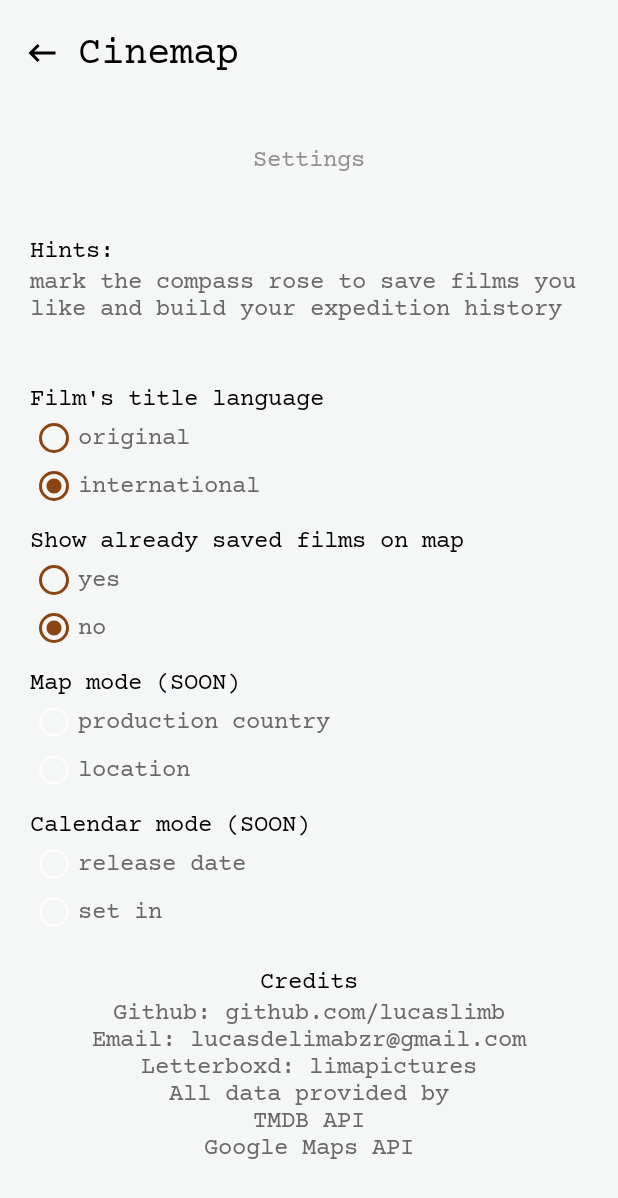
After one commit to lucaslimb/cinemap, an Android app built with Jetpack Compose: the ConfigActivity screen opened directly, with no data from a screen before it, on a phone screen of 412 x 824 dp. The commit adds this screen. Shown: the top 1198 px of the screen. Run offline under Robolectric (Android 15) with nearby library versions, the phone set to English and light mode, and no system bars.

Commit message:
config layout

```diff
--- a/app/src/main/AndroidManifest.xml
+++ b/app/src/main/AndroidManifest.xml
@@ -33,6 +33,7 @@
             </intent-filter>
         </activity>
         <activity android:name=".HistoryActivity" />
+        <activity android:name=".ConfigActivity" />
     </application>
 
 </manifest>
--- /dev/null
+++ b/app/src/main/java/lucaslimb/com/github/cinemap/ConfigActivity.kt
@@ -0,0 +1,20 @@
+package lucaslimb.com.github.cinemap
+
+import android.content.Intent
+import android.os.Bundle
+import android.widget.ImageButton
+import androidx.appcompat.app.AppCompatActivity
+
+class ConfigActivity : AppCompatActivity() {
+    override fun onCreate(savedInstanceState: Bundle?) {
+        super.onCreate(savedInstanceState)
+        setContentView(R.layout.activity_config)
+
+        val btnBack: ImageButton = findViewById(R.id.toolbar_config_btn_back)
+        btnBack.setOnClickListener {
+            val intent = Intent(this, HistoryActivity::class.java)
+            startActivity(intent)
+        }
+
+    }
+}
--- a/app/src/main/java/lucaslimb/com/github/cinemap/HistoryActivity.kt
+++ b/app/src/main/java/lucaslimb/com/github/cinemap/HistoryActivity.kt
@@ -38,6 +38,11 @@ class HistoryActivity : AppCompatActivity() {
         val btnBack: ImageButton = findViewById(R.id.toolbar_history_btn_back)
         btnBack.setOnClickListener {
             val intent = Intent(this, MainActivity::class.java)
+            startActivity(intent)
+        }
+        val btnConfig: ImageButton = findViewById(R.id.toolbar_history_btn_settings)
+        btnConfig.setOnClickListener {
+            val intent = Intent(this, ConfigActivity::class.java)
             startActivity(intent)
         }
 
--- /dev/null
+++ b/app/src/main/res/layout/activity_config.xml
@@ -0,0 +1,249 @@
+<?xml version="1.0" encoding="utf-8"?>
+<LinearLayout xmlns:android="http://schemas.android.com/apk/res/android"
+    android:layout_width="match_parent"
+    android:layout_height="match_parent"
+    android:background="@color/background"
+    android:orientation="vertical">
+
+    <include
+        android:id="@+id/toolbar_config_include"
+        layout="@layout/component_toolbar_config"
+        android:layout_width="match_parent"
+        android:layout_height="70dp"
+        android:layout_weight="0" />
+
+    <ScrollView
+        android:layout_width="match_parent"
+        android:layout_height="0dp"
+        android:layout_weight="1"
+        android:fillViewport="true">
+
+        <LinearLayout
+            android:layout_width="match_parent"
+            android:layout_height="wrap_content"
+            android:orientation="vertical"
+            android:paddingBottom="20dp">
+
+        <TextView
+        android:layout_width="match_parent"
+        android:layout_height="wrap_content"
+        android:text="@string/tv_config_title"
+        android:textColor="@color/slider_grey"
+        android:gravity="center_horizontal"
+        android:fontFamily="@font/courierprime_regular"
+        android:textSize="16sp"
+        android:layout_marginTop="26dp"
+        />
+
+    <TextView
+        android:id="@+id/tv_hints_title"
+        android:layout_width="match_parent"
+        android:layout_height="wrap_content"
+        android:text="@string/hints"
+        android:textColor="@color/black"
+        android:fontFamily="@font/courierprime_regular"
+        android:textSize="16sp"
+        android:layout_marginTop="40dp"
+        android:layout_marginStart="20dp"
+        />
+
+    <TextView
+        android:id="@+id/tv_hints"
+        android:layout_width="match_parent"
+        android:layout_height="wrap_content"
+        android:text="@string/hints_text"
+        android:textColor="@color/font_grey"
+        android:fontFamily="@font/courierprime_regular"
+        android:textSize="16sp"
+        android:layout_marginStart="20dp"
+        android:layout_marginEnd="20dp"
+        />
+
+    <TextView
+        android:id="@+id/tv_btn_lang_title"
+        android:layout_width="match_parent"
+        android:layout_height="wrap_content"
+        android:text="@string/tv_btn_lang_title"
+        android:textColor="@color/black"
+        android:fontFamily="@font/courierprime_regular"
+        android:textSize="16sp"
+        android:layout_marginTop="40dp"
+        android:layout_marginStart="20dp"
+        />
+
+            <RadioGroup
+                android:id="@+id/rg_lang_group"
+                android:layout_width="wrap_content"
+                android:layout_height="wrap_content"
+                android:orientation="vertical"
+                android:layout_marginStart="20dp">
+                <RadioButton
+                    android:id="@+id/cb_config_lang_original"
+                    android:layout_width="wrap_content"
+                    android:layout_height="wrap_content"
+                    android:text="@string/cb_config_lang_original"
+                    android:textColor="@color/font_grey"
+                    android:textSize="16sp"
+                    android:fontFamily="@font/courierprime_regular"
+                    android:checked="false"
+                    android:buttonTint="@color/marker_brown"
+                    />
+                <RadioButton
+                    android:id="@+id/cb_config_lang_inter"
+                    android:layout_width="wrap_content"
+                    android:layout_height="wrap_content"
+                    android:text="@string/cb_config_lang_inter"
+                    android:textColor="@color/font_grey"
+                    android:textSize="16sp"
+                    android:fontFamily="@font/courierprime_regular"
+                    android:checked="true"
+                    android:buttonTint="@color/marker_brown"/>
+            </RadioGroup>
+
+            <TextView
+                android:id="@+id/tv_btn_saved_title"
+                android:layout_width="match_parent"
+                android:layout_height="wrap_content"
+                android:text="@string/tv_btn_saved_title"
+                android:textColor="@color/black"
+                android:fontFamily="@font/courierprime_regular"
+                android:textSize="16sp"
+                android:layout_marginTop="10dp"
+                android:layout_marginStart="20dp"
+                />
+
+            <RadioGroup
+                android:id="@+id/rg_saved_group"
+                android:layout_width="wrap_content"
+                android:layout_height="wrap_content"
+                android:orientation="vertical"
+                android:layout_marginStart="20dp">
+                <RadioButton
+                    android:id="@+id/cb_config_saved_yes"
+                    android:layout_width="wrap_content"
+                    android:layout_height="wrap_content"
+                    android:text="@string/yes"
+                    android:textColor="@color/font_grey"
+                    android:textSize="16sp"
+                    android:fontFamily="@font/courierprime_regular"
+                    android:checked="false"
+                    android:buttonTint="@color/marker_brown"
+                    />
+                <RadioButton
+                    android:id="@+id/cb_config_saved_no"
+                    android:layout_width="wrap_content"
+                    android:layout_height="wrap_content"
+                    android:text="@string/no"
+                    android:textColor="@color/font_grey"
+                    android:textSize="16sp"
+                    android:fontFamily="@font/courierprime_regular"
+                    android:checked="true"
+                    android:buttonTint="@color/marker_brown"/>
+            </RadioGroup>
+
+            <TextView
+                android:id="@+id/tv_btn_mode_title"
+                android:layout_width="match_parent"
+                android:layout_height="wrap_content"
+                android:text="@string/tv_btn_mode_title"
+                android:textColor="@color/black"
+                android:fontFamily="@font/courierprime_regular"
+                android:textSize="16sp"
+                android:layout_marginTop="10dp"
+                android:layout_marginStart="20dp"
+                />
+
+            <RadioGroup
+                android:id="@+id/rg_mode_group"
+                android:layout_width="wrap_content"
+                android:layout_height="wrap_content"
+                android:orientation="vertical"
+                android:layout_marginStart="20dp">
+                <RadioButton
+                    android:id="@+id/cb_config_mode_prod"
+                    android:layout_width="wrap_content"
+                    android:layout_height="wrap_content"
+                    android:text="@string/cb_config_mode_prod"
+                    android:textColor="@color/font_grey"
+                    android:textSize="16sp"
+                    android:fontFamily="@font/courierprime_regular"
+                    android:clickable="false"
+                    />
+                <RadioButton
+                    android:id="@+id/cb_config_mode_location"
+                    android:layout_width="wrap_content"
+                    android:layout_height="wrap_content"
+                    android:text="@string/cb_config_mode_location"
+                    android:textColor="@color/font_grey"
+                    android:textSize="16sp"
+                    android:fontFamily="@font/courierprime_regular"
+                    android:clickable="false"/>
+            </RadioGroup>
+
+            <TextView
+                android:id="@+id/tv_btn_year_title"
+                android:layout_width="match_parent"
+                android:layout_height="wrap_content"
+                android:text="@string/tv_btn_year_title"
+                android:textColor="@color/black"
+                android:fontFamily="@font/courierprime_regular"
+                android:textSize="16sp"
+                android:layout_marginTop="10dp"
+                android:layout_marginStart="20dp"
+                />
+
+            <RadioGroup
+                android:id="@+id/rg_year_group"
+                android:layout_width="wrap_content"
+                android:layout_height="wrap_content"
+                android:orientation="vertical"
+                android:layout_marginStart="20dp">
+                <RadioButton
+                    android:id="@+id/cb_config_year_release"
+                    android:layout_width="wrap_content"
+                    android:layout_height="wrap_content"
+                    android:text="@string/cb_config_year_release"
+                    android:textColor="@color/font_grey"
+                    android:textSize="16sp"
+                    android:fontFamily="@font/courierprime_regular"
+                    android:clickable="false"
+                    />
+                <RadioButton
+                    android:id="@+id/cb_config_year_setin"
+                    android:layout_width="wrap_content"
+                    android:layout_height="wrap_content"
+                    android:text="@string/cb_config_year_setin"
+                    android:textColor="@color/font_grey"
+                    android:textSize="16sp"
+                    android:fontFamily="@font/courierprime_regular"
+                    android:clickable="false"/>
+            </RadioGroup>
+
+    <TextView
+        android:id="@+id/tv_credits_title"
+        android:layout_width="match_parent"
+        android:layout_height="wrap_content"
+        android:text="@string/credits"
+        android:textColor="@color/black"
+        android:fontFamily="@font/courierprime_regular"
+        android:textSize="16sp"
+        android:gravity="center"
+        android:layout_marginTop="20dp"
+        />
+
+    <TextView
+        android:id="@+id/tv_credits"
+        android:layout_width="match_parent"
+        android:layout_height="wrap_content"
+        android:text="@string/credits_text"
+        android:textColor="@color/font_grey"
+        android:fontFamily="@font/courierprime_regular"
+        android:textSize="16sp"
+        android:gravity="center"
+        />
+
+        </LinearLayout>
+    </ScrollView>
+
+
+</LinearLayout>
--- /dev/null
+++ b/app/src/main/res/layout/component_toolbar_config.xml
@@ -0,0 +1,48 @@
+<?xml version="1.0" encoding="utf-8"?>
+<LinearLayout xmlns:android="http://schemas.android.com/apk/res/android"
+    xmlns:app="http://schemas.android.com/apk/res-auto"
+    android:layout_width="match_parent"
+    android:layout_height="wrap_content"
+    android:orientation="horizontal">
+
+    <androidx.appcompat.widget.Toolbar
+        android:id="@+id/toolbar_config"
+        android:layout_width="match_parent"
+        android:layout_height="70dp"
+        android:background="@color/background"
+        android:theme="@style/ThemeOverlay.AppCompat.ActionBar"
+        app:popupTheme="@style/ThemeOverlay.AppCompat.Light">
+
+        <androidx.constraintlayout.widget.ConstraintLayout
+            android:layout_width="match_parent"
+            android:layout_height="wrap_content">
+
+            <ImageButton
+                android:id="@+id/toolbar_config_btn_back"
+                android:background="@drawable/baseline_keyboard_backspace_24"
+                android:layout_width="24dp"
+                android:layout_height="24dp"
+                android:contentDescription="@string/ib_back"
+                android:textSize="30sp"
+                android:layout_marginEnd="18dp"
+                app:layout_constraintStart_toStartOf="parent"
+                app:layout_constraintTop_toTopOf="parent"
+                app:layout_constraintBottom_toBottomOf="parent"/>
+
+            <TextView
+                android:id="@+id/toolbar_history_tv_name"
+                android:layout_width="wrap_content"
+                android:layout_height="wrap_content"
+                android:text="@string/app_name"
+                android:textColor="@color/black"
+                android:textSize="26sp"
+                android:layout_marginStart="12dp"
+                app:layout_constraintStart_toEndOf="@id/toolbar_config_btn_back"
+                app:layout_constraintTop_toTopOf="parent"
+                android:fontFamily="@font/courierprime_regular"/>
+
+        </androidx.constraintlayout.widget.ConstraintLayout>
+
+    </androidx.appcompat.widget.Toolbar>
+
+</LinearLayout>
--- a/app/src/main/res/values/strings.xml
+++ b/app/src/main/res/values/strings.xml
@@ -15,8 +15,25 @@
     <string name="tv_history_profile_title">%s</string>
     <string name="tv_history_films_count">"Films discovered: %d"</string>
     <string name="tv_history_countries_count">"Countries explored: %d"</string>
-    <string name="tv_history_continents_count">"Continents explored: soon"</string>
+    <string name="tv_history_continents_count">"Continents explored: SOON"</string>
     <string name="tv_history_years_count">"Years of expedition: %d"</string>
     <string name="et_search_countries">search countries...</string>
     <string name="ib_search_button_ct">Search button</string>
+    <string name="tv_config_title">Settings</string>
+    <string name="hints">Hints:</string>
+    <string name="hints_text">mark the compass rose to save films you like and build your expedition history</string>
+    <string name="tv_btn_saved_title">Show already saved films on map</string>
+    <string name="yes">yes</string>
+    <string name="no">no</string>
+    <string name="cb_config_mode_prod">production country</string>
+    <string name="cb_config_mode_location">location</string>
+    <string name="tv_btn_mode_title">Map mode (SOON)</string>
+    <string name="tv_btn_year_title">Calendar mode (SOON)</string>
+    <string name="cb_config_year_release">release date</string>
+    <string name="cb_config_year_setin">set in</string>
+    <string name="cb_config_lang_original">original</string>
+    <string name="cb_config_lang_inter">international</string>
+    <string name="tv_btn_lang_title">Film\'s title language</string>
+    <string name="credits">Credits</string>
+    <string name="credits_text">Github: github.com/lucaslimb\nEmail: lucasdelimabzr@gmail.com\nLetterboxd: limapictures\nAll data provided by\nTMDB API\nGoogle Maps API</string>
 </resources>
```
